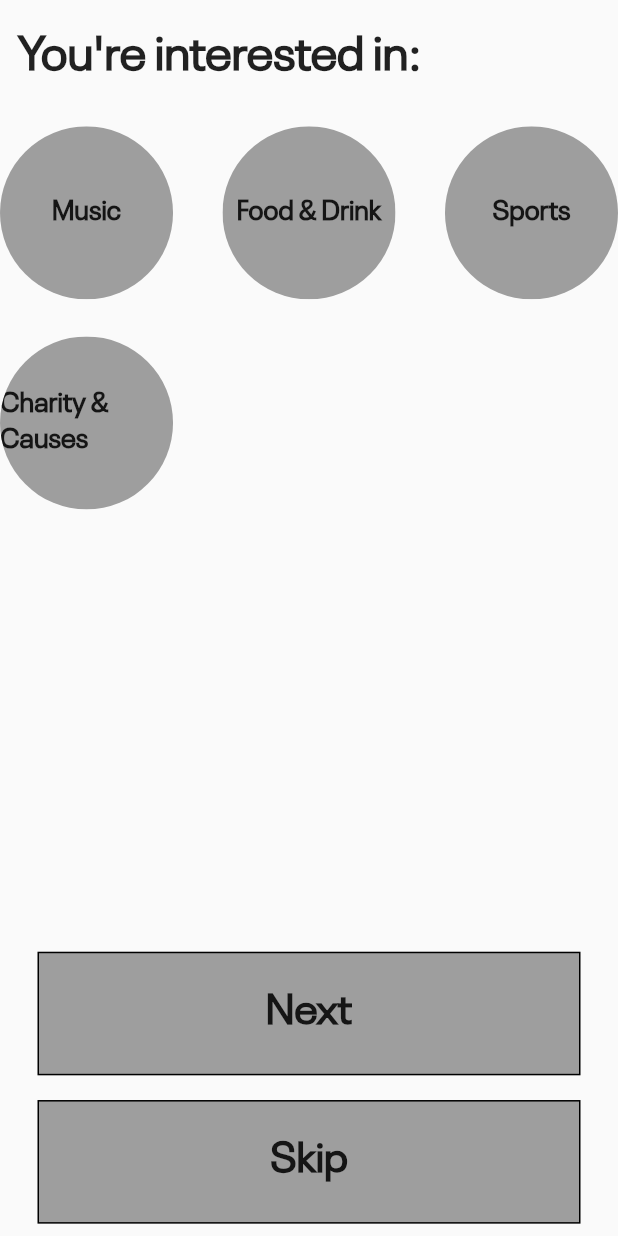
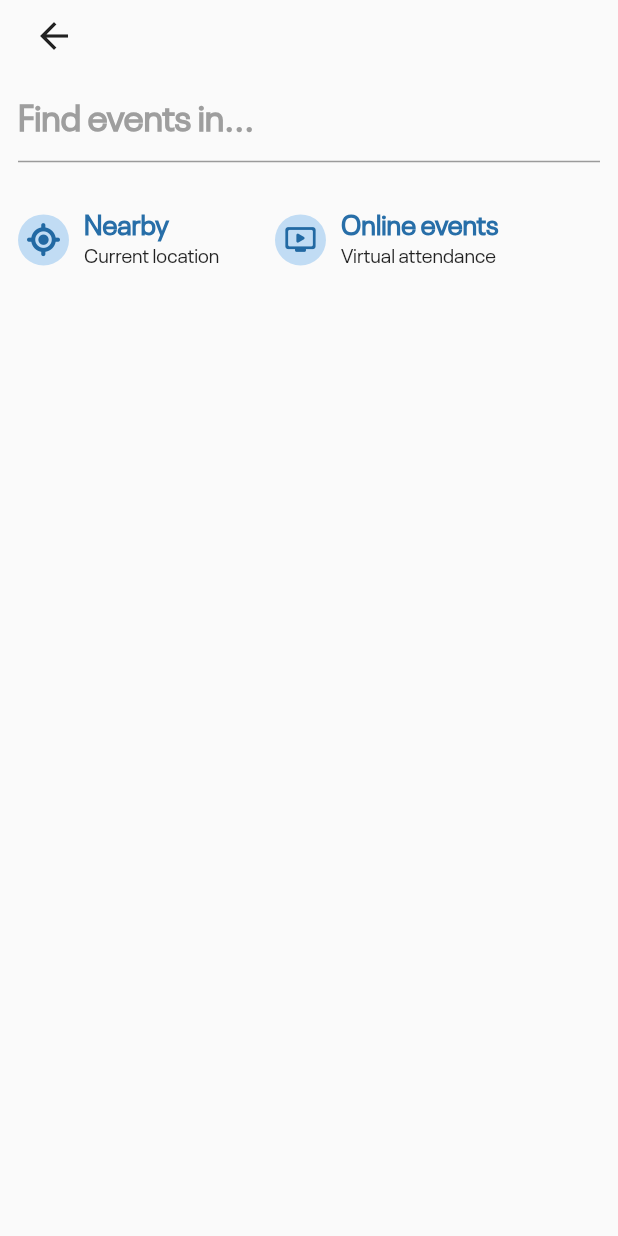
Before and after one commit to EventBriteClone/EventBrite_Clone_CrossPlatform, a Flutter app: the screen it shows after launch, on a phone screen of 412 x 824 dp. Run offline on Flutter 3.47's test engine with Material 2 defaults, Android fonts, the phone set to English and light mode, and no system bars; our stand-ins replace font_awesome_flutter, geocoding, geolocator.

Commit message:
find events page done

```diff
--- a/lib/main.dart
+++ b/lib/main.dart
@@ -1,3 +1,5 @@
+// ignore_for_file: use_key_in_widget_constructors
+
 import 'package:flutter/material.dart';
 import 'screens/splash_screen/splash_screen.dart';
 
@@ -7,7 +9,7 @@ void main() {
 }
 
 class MyApp extends StatelessWidget {
-  const MyApp({super.key});
+  const MyApp({key});
 
   // This widget is the root of your application.
   @override
--- a/lib/reusable_widgets/custom_column.dart
+++ b/lib/reusable_widgets/custom_column.dart
@@ -1,9 +1,11 @@
+// ignore_for_file: use_key_in_widget_constructors
+
 import 'package:flutter/material.dart';
 
 
 
 class CustomColumn extends StatelessWidget {
-  const CustomColumn({super.key, required this.text});
+  const CustomColumn({key, required this.text});
   /// text for profile page can take values of (My tickets, Following, Likes)
   final String? text;
 
--- a/lib/reusable_widgets/event_item.dart
+++ b/lib/reusable_widgets/event_item.dart
@@ -1,9 +1,11 @@
+// ignore_for_file: use_key_in_widget_constructors
+
 import 'package:flutter/material.dart';
 import '../constants.dart';
 import 'followers_and_icons_row.dart';
 
 class EventItem extends StatelessWidget {
-  const EventItem({super.key});
+  const EventItem({key});
 
   @override
   Widget build(BuildContext context) {
--- a/lib/reusable_widgets/followers_and_icons_row.dart
+++ b/lib/reusable_widgets/followers_and_icons_row.dart
@@ -1,8 +1,10 @@
+// ignore_for_file: use_key_in_widget_constructors
+
 import 'package:flutter/material.dart';
 import 'package:font_awesome_flutter/font_awesome_flutter.dart';
 
 class FollowersAndIconsRow extends StatelessWidget {
-  const FollowersAndIconsRow({super.key});
+  const FollowersAndIconsRow({key});
 
   @override
   Widget build(BuildContext context) {
--- a/lib/reusable_widgets/log_out_button.dart
+++ b/lib/reusable_widgets/log_out_button.dart
@@ -1,8 +1,10 @@
+// ignore_for_file: use_key_in_widget_constructors
+
 import 'package:flutter/material.dart';
 
 class LogOutButton extends StatelessWidget {
   const LogOutButton(
-      {super.key,
+      {key,
       this.containerColor,
       required this.text,
       @required this.icon,
--- a/lib/reusable_widgets/profile_custom_container.dart
+++ b/lib/reusable_widgets/profile_custom_container.dart
@@ -1,10 +1,12 @@
+// ignore_for_file: use_key_in_widget_constructors
+
 import 'package:flutter/material.dart';
 
 import '../screens/settings_screen/settings_screen.dart';
 
 class ProfileSettingsContainer extends StatelessWidget {
   const ProfileSettingsContainer(
-      {super.key,
+      {key,
       @required this.icon,
       required this.text,
       @required this.sizedBoxWidth});
--- a/lib/screens/choose_your_fav_categories/button_for_categories_screen.dart
+++ b/lib/screens/choose_your_fav_categories/button_for_categories_screen.dart
@@ -1,7 +1,9 @@
+// ignore_for_file: use_key_in_widget_constructors
+
 import 'package:flutter/material.dart';
 
 class ButtonForCategoriesScreen extends StatefulWidget {
-  const ButtonForCategoriesScreen({super.key, required this.text});
+  const ButtonForCategoriesScreen({key, required this.text});
   final String? text;
 
   @override
--- a/lib/screens/choose_your_fav_categories/category_container.dart
+++ b/lib/screens/choose_your_fav_categories/category_container.dart
@@ -1,3 +1,5 @@
+// ignore_for_file: use_key_in_widget_constructors
+
 import 'package:flutter/material.dart';
 
 // class InterestsContainer extends StatefulWidget {
@@ -58,7 +60,7 @@ import 'package:flutter/material.dart';
 //   }
 // }
 class Categories extends StatefulWidget {
-  const Categories({super.key});
+  const Categories({key});
 
   @override
   State<Categories> createState() => _CategoriesState();
--- a/lib/screens/choose_your_fav_categories/choose_your_fav_categories.dart
+++ b/lib/screens/choose_your_fav_categories/choose_your_fav_categories.dart
@@ -1,9 +1,10 @@
-import 'package:event_brite_app/screens/choose_your_fav_categories/button_for_categories_screen.dart';
-import 'package:event_brite_app/screens/choose_your_fav_categories/category_container.dart';
+// ignore_for_file: use_key_in_widget_constructors
 import 'package:flutter/material.dart';
 
+import '../find_events/find_events.dart';
+
 class ChooseYourFavCategories extends StatefulWidget {
-  ChooseYourFavCategories({super.key});
+  ChooseYourFavCategories({key});
 
   final List<String> categories = [
     'Music',
@@ -22,72 +23,73 @@ class _ChooseYourFavCategoriesState extends State<ChooseYourFavCategories> {
   Color bColor = const Color.fromARGB(255, 59, 56, 221);
   @override
   Widget build(BuildContext context) {
-    return Scaffold(
-      body: Column(
-        crossAxisAlignment: CrossAxisAlignment.start,
-        children: [
-          SizedBox(
-            height: MediaQuery.of(context).size.height * 0.02,
-          ),
-          const SafeArea(
-            child: Padding(
-              padding: EdgeInsets.only(left: 12),
-              child: Text(
-                "You're interested in: ",
-                style: TextStyle(
-                  fontSize: 32,
-                  fontWeight: FontWeight.bold,
-                ),
-              ),
-            ),
-          ),
-          SizedBox(
-            height: MediaQuery.of(context).size.height * 0.03,
-          ),
-          const Expanded(
-            child: Categories(),
-          ),
-          Padding(
-            padding: const EdgeInsets.symmetric(
-              horizontal: 25,
-            ),
-            child: Column(
-              children: [
-                AnimatedContainer(
-                  duration: const Duration(seconds: 2),
-                  curve: Curves.easeIn,
-                  decoration: BoxDecoration(
-                    color: Colors.grey,
-                    border: Border.all(),
-                  ),
-                  height: MediaQuery.of(context).size.height * 0.1,
-                  child: InkWell(
-                    onTap: () {},
-                    child: const Center(
-                      child: Text(
-                        'Next',
-                        style: TextStyle(
-                          fontSize: 28,
-                          fontWeight: FontWeight.bold,
-                        ),
-                      ),
-                    ),
-                  ),
-                ),
-                SizedBox(
-                  height: MediaQuery.of(context).size.height * 0.02,
-                ),
-                const ButtonForCategoriesScreen(
-                  text: 'Skip',
-                ),
-                SizedBox(
-                  height: MediaQuery.of(context).size.height * 0.01,
-                ),
-              ],
-            ),
-          ),
-        ],
-      ),
+    return const Scaffold(
+      body: FindEvents(),
+      // body: Column(
+      //   crossAxisAlignment: CrossAxisAlignment.start,
+      //   children: [
+      //     SizedBox(
+      //       height: MediaQuery.of(context).size.height * 0.02,
+      //     ),
+      //     const SafeArea(
+      //       child: Padding(
+      //         padding: EdgeInsets.only(left: 12),
+      //         child: Text(
+      //           "You're interested in: ",
+      //           style: TextStyle(
+      //             fontSize: 32,
+      //             fontWeight: FontWeight.bold,
+      //           ),
+      //         ),
+      //       ),
+      //     ),
+      //     SizedBox(
+      //       height: MediaQuery.of(context).size.height * 0.03,
+      //     ),
+      //      Expanded(
+      //       child: const Categories(),
+      //     ),
+      //     Padding(
+      //       padding: const EdgeInsets.symmetric(
+      //         horizontal: 25,
+      //       ),
+      //       child: Column(
+      //         children: [
+      //           AnimatedContainer(
+      //             duration: const Duration(seconds: 2),
+      //             curve: Curves.easeIn,
+      //             decoration: BoxDecoration(
+      //               color: Colors.grey,
+      //               border: Border.all(),
+      //             ),
+      //             height: MediaQuery.of(context).size.height * 0.1,
+      //             child: InkWell(
+      //               onTap: () {},
+      //               child: const Center(
+      //                 child: Text(
+      //                   'Next',
+      //                   style: TextStyle(
+      //                     fontSize: 28,
+      //                     fontWeight: FontWeight.bold,
+      //                   ),
+      //                 ),
+      //               ),
+      //             ),
+      //           ),
+      //           SizedBox(
+      //             height: MediaQuery.of(context).size.height * 0.02,
+      //           ),
+      //           const ButtonForCategoriesScreen(
+      //             text: 'Skip',
+      //           ),
+      //           SizedBox(
+      //             height: MediaQuery.of(context).size.height * 0.01,
+      //           ),
+      //         ],
+      //       ),
+      //     ),
+      //   ],
+      // ),
     );
   }
 }
--- /dev/null
+++ b/lib/screens/find_events/container_find_events.dart
@@ -0,0 +1,59 @@
+// ignore_for_file: use_key_in_widget_constructors
+
+import 'package:flutter/material.dart';
+
+class ContainerFindEvents extends StatelessWidget {
+  const ContainerFindEvents(
+      {key,
+      required this.text,
+      required this.subText,
+      required this.icon});
+  final String? text;
+  final String? subText;
+  final IconData? icon;
+
+  @override
+  Widget build(BuildContext context) {
+    return GestureDetector(
+      onTap: () {},
+      child: Row(
+        children: [
+          Container(
+            padding: const EdgeInsets.all(6),
+            decoration: const BoxDecoration(
+                color: Color.fromARGB(255, 193, 220, 244),
+                shape: BoxShape.circle),
+            child: Icon(
+              icon!,
+              size: 22,
+              color: const Color.fromARGB(255, 34, 105, 163),
+            ),
+          ),
+          const SizedBox(
+            width: 10,
+          ),
+          Column(
+            crossAxisAlignment: CrossAxisAlignment.start,
+            children: [
+              Text(
+                text!,
+                style: const TextStyle(
+                  fontSize: 18,
+                  color: Color.fromARGB(255, 39, 110, 168),
+                  fontWeight: FontWeight.bold,
+                ),
+              ),
+              Text(
+                subText!,
+                style: const TextStyle(
+                  fontSize: 13,
+                  fontWeight: FontWeight.w500,
+                ),
+              ),
+            ],
+          ),
+        ],
+      ),
+    );
+  }
+}
--- /dev/null
+++ b/lib/screens/find_events/find_events.dart
@@ -0,0 +1,65 @@
+// ignore_for_file: use_key_in_widget_constructors
+
+import 'package:flutter/material.dart';
+import 'package:font_awesome_flutter/font_awesome_flutter.dart';
+import 'container_find_events.dart';
+
+class FindEvents extends StatelessWidget {
+  const FindEvents({key});
+
+  @override
+  Widget build(BuildContext context) {
+    return SafeArea(
+      child: Padding(
+        padding: const EdgeInsets.symmetric(horizontal: 12),
+        child: Column(
+          children: [
+            Row(
+              children: [
+                IconButton(
+                  onPressed: () {},
+                  icon: const Icon(
+                    Icons.arrow_back,
+                    size: 28,
+                  ),
+                ),
+              ],
+            ),
+            SizedBox(
+              height: MediaQuery.of(context).size.height * 0.005,
+            ),
+            const TextField(
+              decoration: InputDecoration(
+                hintText: 'Find events in...',
+                hintStyle: TextStyle(
+                    fontSize: 24,
+                    fontWeight: FontWeight.bold,
+                    color: Colors.grey),
+              ),
+            ),
+            SizedBox(
+              height: MediaQuery.of(context).size.height * 0.038,
+            ),
+            Row(
+              children: [
+                const ContainerFindEvents(
+                  text: 'Nearby',
+                  subText: 'Current location',
+                  icon: FontAwesomeIcons.locationCrosshairs,
+                ),
+                SizedBox(
+                  width: MediaQuery.of(context).size.width * 0.09,
+                ),
+                const ContainerFindEvents(
+                  text: 'Online events',
+                  subText: 'Virtual attendance',
+                  icon: Icons.ondemand_video_rounded,
+                ),
+              ],
+            ),
+          ],
+        ),
+      ),
+    );
+  }
+}
--- a/lib/screens/home_page/home_screen.dart
+++ b/lib/screens/home_page/home_screen.dart
@@ -1,3 +1,5 @@
+// ignore_for_file: use_key_in_widget_constructors
+
 import 'dart:math';
 import 'package:flutter/material.dart';
 import 'package:font_awesome_flutter/font_awesome_flutter.dart';
@@ -7,7 +9,7 @@ import 'profile_page_body.dart';
 import 'search_screen_body.dart';
 
 class HomeScreen extends StatefulWidget {
-  const HomeScreen({super.key});
+  const HomeScreen({key});
   static const List<Widget> pages = <Widget>[
     HomeScreenBody(),
     SearchScreen(),
--- a/lib/screens/home_page/home_screen_body.dart
+++ b/lib/screens/home_page/home_screen_body.dart
@@ -1,8 +1,10 @@
+// ignore_for_file: use_key_in_widget_constructors
+
 import 'package:flutter/material.dart';
 import '../../reusable_widgets/event_item.dart';
 
 class HomeScreenBody extends StatelessWidget {
-  const HomeScreenBody({super.key});
+  const HomeScreenBody({key});
 
   @override
   Widget build(BuildContext context) {
--- a/lib/screens/home_page/profile_page_body.dart
+++ b/lib/screens/home_page/profile_page_body.dart
@@ -1,3 +1,5 @@
+// ignore_for_file: use_key_in_widget_constructors
+
 import 'package:event_brite_app/constants.dart';
 import 'package:flutter/material.dart';
 import 'package:font_awesome_flutter/font_awesome_flutter.dart';
@@ -6,7 +8,7 @@ import '../../reusable_widgets/log_out_button.dart';
 import '../../reusable_widgets/profile_custom_container.dart';
 
 class ProfilePageBody extends StatelessWidget {
-  const ProfilePageBody({super.key});
+  const ProfilePageBody({key});
 
   @override
   Widget build(BuildContext context) {
--- a/lib/screens/home_page/search_screen_body.dart
+++ b/lib/screens/home_page/search_screen_body.dart
@@ -1,7 +1,9 @@
+// ignore_for_file: use_key_in_widget_constructors
+
 import 'package:flutter/material.dart';
 
 class SearchScreen extends StatelessWidget {
-  const SearchScreen({super.key});
+  const SearchScreen({key});
 
   @override
   Widget build(BuildContext context) {
--- a/lib/screens/settings_screen/custom_settings_container.dart
+++ b/lib/screens/settings_screen/custom_settings_container.dart
@@ -1,7 +1,8 @@
 import 'package:flutter/material.dart';
 
 class CustomSettingsContainer extends StatelessWidget {
-  const CustomSettingsContainer({super.key, required this.text});
+  // ignore: use_key_in_widget_constructors
+  const CustomSettingsContainer({key, required this.text});
 
   final String? text;
   @override
--- a/lib/screens/settings_screen/settings_screen.dart
+++ b/lib/screens/settings_screen/settings_screen.dart
@@ -1,9 +1,11 @@
+// ignore_for_file: use_key_in_widget_constructors
+
 import 'package:event_brite_app/constants.dart';
 import 'package:flutter/material.dart';
 import 'custom_settings_container.dart';
 
 class SettingsScreen extends StatelessWidget {
-  const SettingsScreen({super.key});
+  const SettingsScreen({key});
 
   @override
   Widget build(BuildContext context) {
--- a/lib/screens/splash_screen/splash_screen.dart
+++ b/lib/screens/splash_screen/splash_screen.dart
@@ -1,9 +1,11 @@
+// ignore_for_file: use_key_in_widget_constructors
+
 import 'package:event_brite_app/screens/choose_your_fav_categories/choose_your_fav_categories.dart';
 import 'package:flutter/material.dart';
 import '../../constants.dart';
 
 class SplashScreen extends StatefulWidget {
-  const SplashScreen({super.key});
+  const SplashScreen({key});
 
   @override
   State<SplashScreen> createState() => _SplashScreenState();
--- a/pubspec.yaml
+++ b/pubspec.yaml
@@ -29,7 +29,7 @@ environment:
 # versions available, run `flutter pub outdated`.
 dependencies:
   cupertino_icons: ^1.0.2
-  dartdoc: ^6.1.5
+  dartdoc: ^4.1.0
   flutter:
     sdk: flutter
   font_awesome_flutter: ^10.4.0
```
Also changed, not shown: pubspec.lock.
